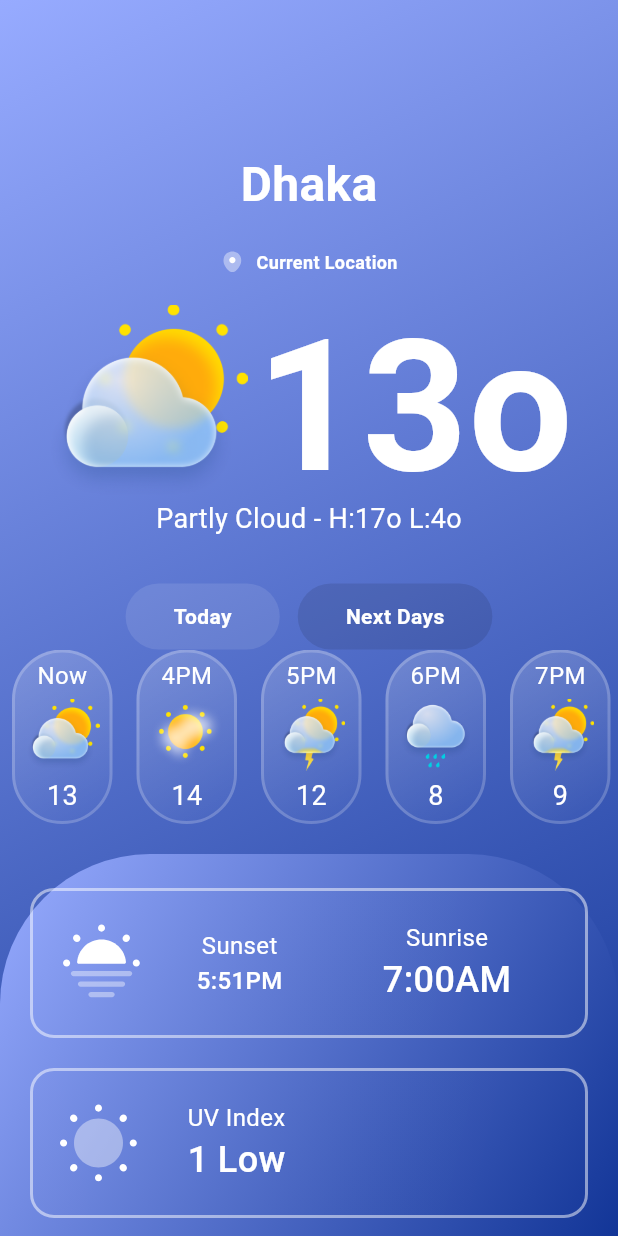
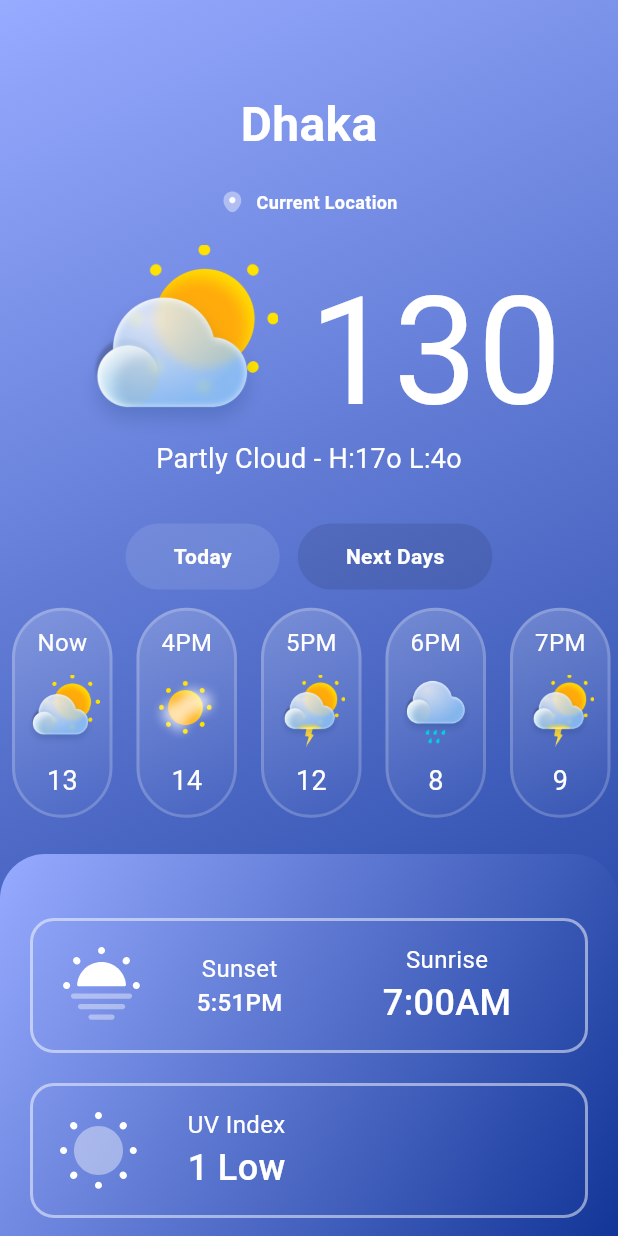
Before and after one commit to tech-aziz/flutter_weather_app, a Flutter app: the screen it shows after launch, on a phone screen of 412 x 824 dp. Run offline on Flutter 3.47's test engine with Material 3 defaults, Android fonts, the phone set to English and light mode, and no system bars; our stand-ins replace auto_size_text, flutter_screenutil, flutter_svg, get; project files that could hold a hidden picture were left out.

Commit message:
RichText added

```diff
--- a/lib/app/modules/home/view/home_view.dart
+++ b/lib/app/modules/home/view/home_view.dart
@@ -46,7 +46,7 @@ class _HomeViewState extends State<HomeView> {
                 child: Column(
                   children: [
                     const SizedBox(
-                      height: 100,
+                      height: 60,
                     ),
                     Text(
                       'Dhaka',
@@ -88,17 +88,36 @@ class _HomeViewState extends State<HomeView> {
                             mainAxisAlignment: MainAxisAlignment.spaceBetween,
                             crossAxisAlignment: CrossAxisAlignment.end,
                             children: [
-                              Image.asset(
-                                'assets/icons/cloudy.png',
-                                height: 130,
-                                width: 135,
+                              Expanded(
+                                child: Image.asset(
+                                  'assets/icons/cloudy.png',
+                                  height: 130,
+                                  width: 135,
+                                ),
                               ),
-                              Text(
-                                '13o',
-                                style: textStyle(
-                                    textColor: Colors.white,
-                                    fontSize: 123,
-                                    fontWeight: FontWeight.w700),
+
+
+
+
+                              Expanded(
+                                child: RichText(
+                                  text: const TextSpan(
+                                    children: [
+                                      TextSpan(
+                                          text: '13',
+                                          style: TextStyle(
+                                            color: Colors.white,
+                                            fontSize: 100,
+                                          )),
+                                      TextSpan(
+                                          text: '0',
+                                          style: TextStyle(
+                                              color: Colors.white,
+                                              fontSize: 100,
+                                              fontFeatures: [FontFeature.superscripts()])),
+                                    ],
+                                  ),
+                                ),
                               ),
                             ],
                           ),
@@ -156,6 +175,9 @@ class _HomeViewState extends State<HomeView> {
                         ),
                       ],
                     ),
+                    const SizedBox(
+                      height: 8,
+                    ),
                     Expanded(
                       child: ListView.builder(
                         itemCount: weatherTimeList.length,
@@ -191,15 +213,15 @@ class _HomeViewState extends State<HomeView> {
                             end: Alignment.bottomRight, // End at the bottom right
                           ),
                           borderRadius: const BorderRadius.only(
-                              topLeft: Radius.circular(100),
-                              topRight: Radius.circular(100))),
+                              topLeft: Radius.circular(30),
+                              topRight: Radius.circular(30))),
                       child: Column(
                         mainAxisAlignment: MainAxisAlignment.end,
                         children: [
                           Padding(
                             padding: const EdgeInsets.symmetric(horizontal: 20,vertical: 8),
                             child: Container(
-                              height: 100,
+                              height: 90,
                               decoration: BoxDecoration(
                                 borderRadius: BorderRadius.circular(16),
                                 border: Border.all(
@@ -279,7 +301,7 @@ class _HomeViewState extends State<HomeView> {
                           Padding(
                             padding: const EdgeInsets.symmetric(horizontal: 20),
                             child: Container(
-                              height: 100,
+                              height: 90,
                               decoration: BoxDecoration(
                                 borderRadius: BorderRadius.circular(16),
                                 border: Border.all(
```
